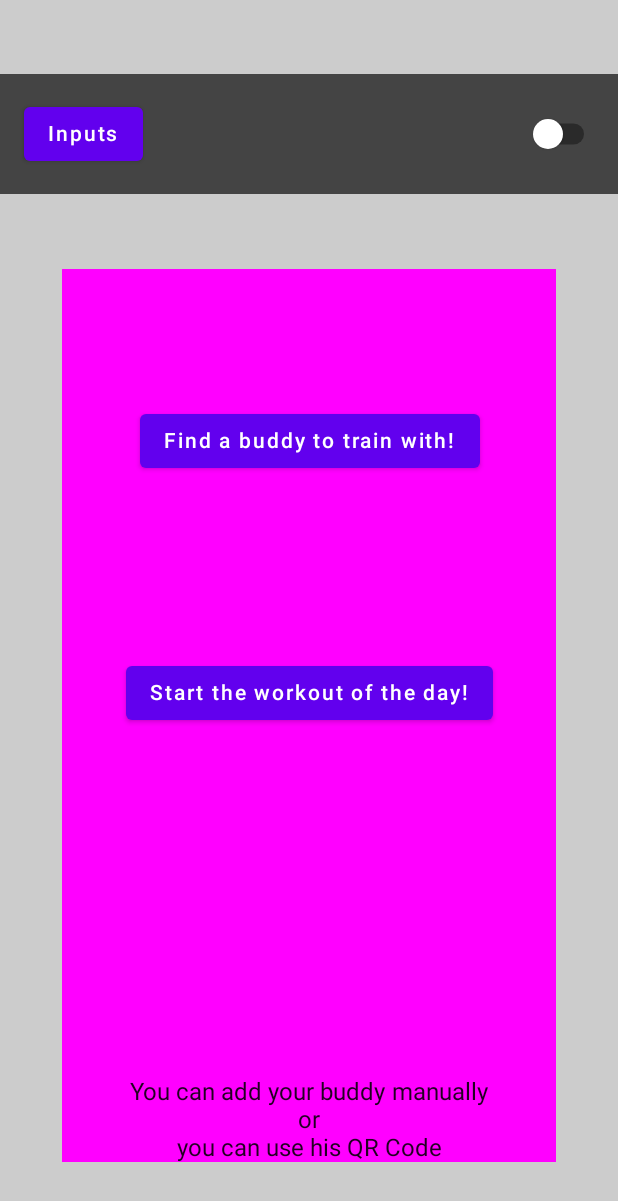
After one commit to michalbialacki/BuddyTrainer, an Android app built with Jetpack Compose: the composable StartScreenSurface shown on its own in the app's theme, on a phone screen of 412 x 824 dp. The commit adds this screen. Shown: the top 1201 px of the screen. Run offline under Robolectric (Android 15) with nearby library versions, the phone set to English and light mode, and no system bars; our stand-ins replace Dagger/Hilt's generated code, Room's generated code.

Commit message:
DB loading logic added, StartScreen added

```diff
--- a/app/src/main/java/com/kkp/buddytrainer/presentation/startscreen/StartScreen.kt
+++ b/app/src/main/java/com/kkp/buddytrainer/presentation/startscreen/StartScreen.kt
@@ -8,6 +8,7 @@ import androidx.compose.runtime.Composable
 import androidx.compose.ui.Modifier
 import androidx.hilt.navigation.compose.hiltViewModel
 import androidx.navigation.NavController
+import com.kkp.buddytrainer.presentation.startscreen.components.StartScreenSurface
 
 @Composable
 fun StartScreen(
@@ -19,7 +20,8 @@ fun StartScreen(
             modifier = Modifier
                 .fillMaxSize()
         ) {
-//            TODO("Create Start Screen")
+        StartScreenSurface()
+
         }
 
     }
--- a/app/src/main/java/com/kkp/buddytrainer/presentation/startscreen/StartScreenViewModel.kt
+++ b/app/src/main/java/com/kkp/buddytrainer/presentation/startscreen/StartScreenViewModel.kt
@@ -3,6 +3,7 @@ package com.kkp.buddytrainer.presentation.startscreen
 import android.util.Log
 import androidx.compose.runtime.MutableState
 import androidx.compose.runtime.mutableStateOf
+import androidx.compose.runtime.*
 import androidx.lifecycle.ViewModel
 import androidx.lifecycle.viewModelScope
 import com.kkp.buddytrainer.domain.model.Person
@@ -20,22 +21,37 @@ class StartScreenViewModel @Inject constructor(
     private val personRepo : PersonRepository
 )
     : ViewModel() {
+        private val temp = mutableListOf<String>()
+        private val dummy = Person(0f,0f,0f,"",0)
+        var mainUser : MutableState<Person> = mutableStateOf(dummy)
+        var isLoading = mutableStateOf(true)
+        var buddiesList = mutableListOf<Person>()
+        var errorOccurred = mutableStateOf(false)
 
-        var person : MutableState<Person> = mutableStateOf(Person(0f,0f,0f,"",0))
         init {
             getUser()
         }
 
 
     fun getUser() {
-        viewModelScope.launch(Dispatchers.IO) {
-//            TODO("Create a main user Personal Record and grab his maxes from Db")
-            try {
-                personRepo.getPersonFromRoom(213742069).collect {
-                    person.value = it
+        viewModelScope.launch {
+            if(isLoading.value){
+                try {
+                    personRepo.getBuddiesFromRoom().collect{
+                        buddiesList = it.toMutableList()
+                        if(buddiesList.isNotEmpty()){
+                            mainUser.value = buddiesList.find { it.id == 213742069L } ?: dummy
+                            buddiesList.remove(mainUser.value)
+                        }
+                        isLoading.value = false
+                    }
+                } catch (e:Exception){
+                    Log.d("GetUsers", "Users not found; $e")
+                    errorOccurred.value = true
                 }
-            } catch (e:Exception){
-                Log.d("GetMainUser", "User not found")
+            }else{
+                Log.d("GetMainUser", "Loading finished")
+
             }
         }
     }
--- /dev/null
+++ b/app/src/main/java/com/kkp/buddytrainer/presentation/startscreen/components/ChooseBuddySurface.kt
@@ -0,0 +1,93 @@
+package com.kkp.buddytrainer.presentation.startscreen.components
+
+import androidx.compose.foundation.background
+import androidx.compose.foundation.layout.*
+import androidx.compose.material.*
+import androidx.compose.runtime.*
+import androidx.compose.ui.Alignment
+import androidx.compose.ui.Modifier
+import androidx.compose.ui.graphics.Color
+import androidx.compose.ui.unit.dp
+import androidx.hilt.navigation.compose.hiltViewModel
+import com.kkp.buddytrainer.presentation.startscreen.StartScreenViewModel
+
+@Composable
+fun ChooseBuddySurface(
+    viewModel: StartScreenViewModel = hiltViewModel()
+) {
+    val expanded = remember{ mutableStateOf(false) }
+    val testList1 = listOf<String>("A","B","C","D")
+    val testList2 = remember {viewModel.buddiesList}
+    var selectedIndex by remember { mutableStateOf(0) }
+    var checkedText by remember { mutableStateOf("Choose your buddy") }
+    val isLoading by remember { viewModel.isLoading}
+    val errorOccurred by remember {viewModel.errorOccurred}
+
+    Column(
+        modifier = Modifier
+            .fillMaxSize(0.8f)
+            .background(Color.Magenta),
+        verticalArrangement = Arrangement.Center,
+        horizontalAlignment = Alignment.CenterHorizontally) {
+            Column(
+                modifier = Modifier.weight(1f),
+                verticalArrangement = Arrangement.Center,
+                horizontalAlignment = Alignment.CenterHorizontally
+            ){
+                if (isLoading){
+                    CircularProgressIndicator(color = MaterialTheme.colors.primary)
+                }else if(!errorOccurred){
+                    Button(onClick = { expanded.value = !expanded.value }) {
+                        if (testList2.size > 0){
+                            Text(text = checkedText)
+                            DropdownMenu(
+                                expanded = expanded.value,
+                                onDismissRequest = { expanded.value = false },
+                                modifier = Modifier
+                                    .fillMaxWidth(0.6f)
+                                    .background(
+                                        Color.Red
+                                    )
+                            ){
+                                testList2.forEachIndexed { index, item ->
+                                    DropdownMenuItem(onClick = {
+                                        selectedIndex = index
+                                        expanded.value = false
+                                        checkedText = item.Name
+                                    }) {
+                                        Text(text = item.Name)
+                                    }
+                                }
+                            }
+                        }else{
+                            Text(text = "Find a buddy to train with!")
+                        }
+                    }
+                    Spacer(modifier = Modifier.size(120.dp))
+                    Button(onClick = { /*TODO*/ }) {
+                        Text(text = "Start the workout of the day!")
+                    }
+                } else{
+                    Text(text = "Error occurred. Reopen the app")
+                }
+            }
+        Column(
+            modifier = Modifier.weight(0.5f),
+            verticalArrangement = Arrangement.Bottom,
+            horizontalAlignment = Alignment.CenterHorizontally
+            ){
+                Row {
+                    Text(text = "You can add your buddy ")
+                    Text(text = "manually")
+                }
+            Row {
+                Text(text = "or")
+            }
+                Row {
+                    Text(text = "you can use his ")
+                    Text(text = "QR Code")
+                }
+
+        }
+    }
+}
--- /dev/null
+++ b/app/src/main/java/com/kkp/buddytrainer/presentation/startscreen/components/StartScreenSurface.kt
@@ -0,0 +1,28 @@
+package com.kkp.buddytrainer.presentation.startscreen.components
+
+import androidx.compose.foundation.background
+import androidx.compose.foundation.layout.*
+import androidx.compose.material.*
+import androidx.compose.runtime.Composable
+import androidx.compose.ui.Alignment
+import androidx.compose.ui.Modifier
+import androidx.compose.ui.graphics.Color
+
+@Composable
+fun StartScreenSurface() {
+    Surface(
+        modifier = Modifier.fillMaxSize()
+    ) {
+        Column(
+            modifier = Modifier
+                .fillMaxSize(0.8f)
+                .background(Color.LightGray),
+            horizontalAlignment = Alignment.CenterHorizontally,
+            verticalArrangement = Arrangement.SpaceEvenly
+        ) {
+            TopBar()
+            ChooseBuddySurface()
+        }
+
+    }
+}
--- /dev/null
+++ b/app/src/main/java/com/kkp/buddytrainer/presentation/startscreen/components/TopBar.kt
@@ -0,0 +1,48 @@
+package com.kkp.buddytrainer.presentation.startscreen.components
+
+import androidx.compose.foundation.background
+import androidx.compose.foundation.layout.*
+import androidx.compose.material.Button
+import androidx.compose.material.Switch
+import androidx.compose.material.Text
+import androidx.compose.runtime.Composable
+import androidx.compose.runtime.mutableStateOf
+import androidx.compose.runtime.remember
+import androidx.compose.ui.Alignment
+import androidx.compose.ui.Modifier
+import androidx.compose.ui.graphics.Color
+import androidx.compose.ui.unit.dp
+
+@Composable
+fun TopBar() {
+    val soloSwitch = remember {
+        mutableStateOf(false)
+    }
+    Row (
+        modifier = Modifier
+            .fillMaxWidth()
+            .height(80.dp)
+            .background(Color.DarkGray),
+        horizontalArrangement = Arrangement.SpaceEvenly
+    ){
+        Box(
+            modifier = Modifier
+                .weight(1f)
+                .padding(16.dp),
+            contentAlignment = Alignment.CenterStart){
+            Button(onClick = { /*TODO*/ }) {
+                Text(text = "Inputs")
+            }
+        }
+        Box(
+            modifier = Modifier
+                .weight(1f)
+                .padding(16.dp),
+            contentAlignment = Alignment.CenterEnd
+        ){
+            Switch(checked = soloSwitch.value, onCheckedChange = {soloSwitch.value = it} )
+        }
+
+    }
+
+}
```
